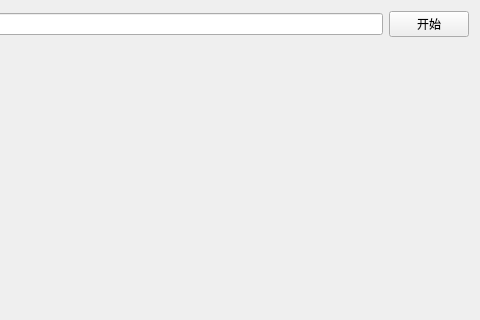
Old version of the form resource/BtWindowAdvance.ui in the repository waitfortea/BtHome; both pictures show x 640 to 1120 and y 0 to 320 of the 1120 by 815 pixel window.
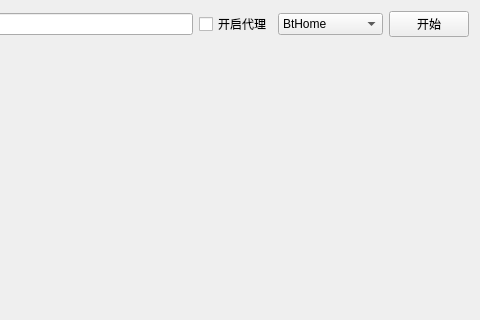
New version of the form. Custom widgets are drawn as their Qt base class.

```diff
--- a/resource/BtWindowAdvance.ui
+++ b/resource/BtWindowAdvance.ui
@@ -41,6 +41,36 @@
      <item>
       <widget class="LineEdit" name="searchKeyWordslineEdit"/>
      </item>
+     <item>
+      <widget class="QCheckBox" name="proxyCheckBox">
+       <property name="text">
+        <string>开启代理</string>
+       </property>
+       <property name="checked">
+        <bool>false</bool>
+       </property>
+       <property name="tristate">
+        <bool>false</bool>
+       </property>
+      </widget>
+     </item>
+     <item>
+      <widget class="QComboBox" name="crawlSourceComboBox">
+       <property name="currentIndex">
+        <number>0</number>
+       </property>
+       <item>
+        <property name="text">
+         <string>BtHome</string>
+        </property>
+       </item>
+       <item>
+        <property name="text">
+         <string>ComicGarden</string>
+        </property>
+       </item>
+      </widget>
+     </item>
      <item>
       <widget class="PushButton" name="searchBtn">
        <property name="text">
```
